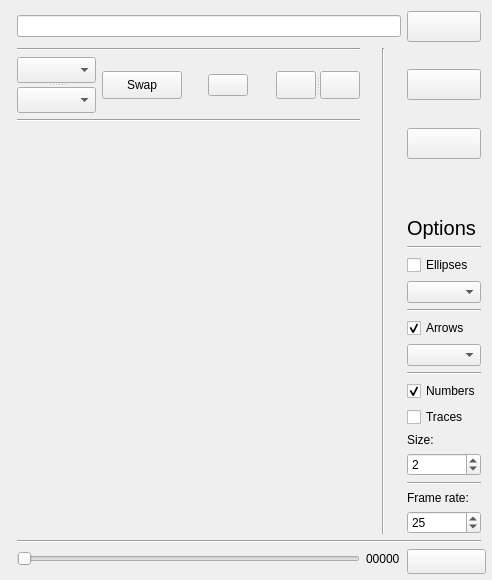
Old version of the form src/replay.ui in the repository FastTrackOrg/FastTrack.
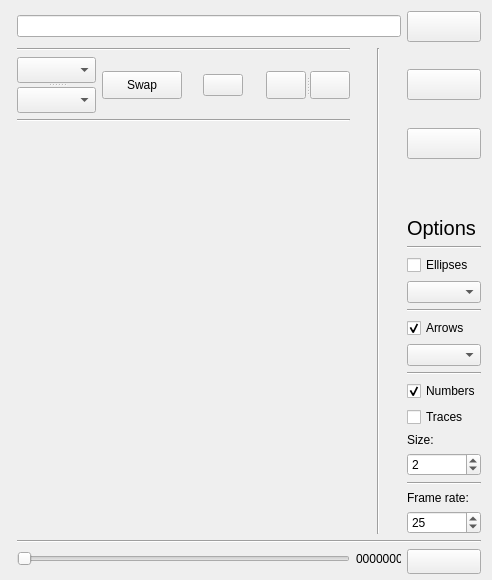
New version of the form.

Diff of the .ui file:
```diff
--- a/src/replay.ui
+++ b/src/replay.ui
@@ -259,7 +259,7 @@
      </property>
      <property name="minimumSize">
       <size>
-       <width>79</width>
+       <width>0</width>
        <height>25</height>
       </size>
      </property>
@@ -463,18 +463,18 @@
     <widget class="QLabel" name="replayNumber">
      <property name="minimumSize">
       <size>
-       <width>35</width>
+       <width>45</width>
        <height>20</height>
       </size>
      </property>
      <property name="maximumSize">
       <size>
-       <width>35</width>
-       <height>21</height>
+       <width>45</width>
+       <height>16777215</height>
       </size>
      </property>
      <property name="text">
-      <string>00000</string>
+      <string>0000000</string>
      </property>
     </widget>
    </item>
```
